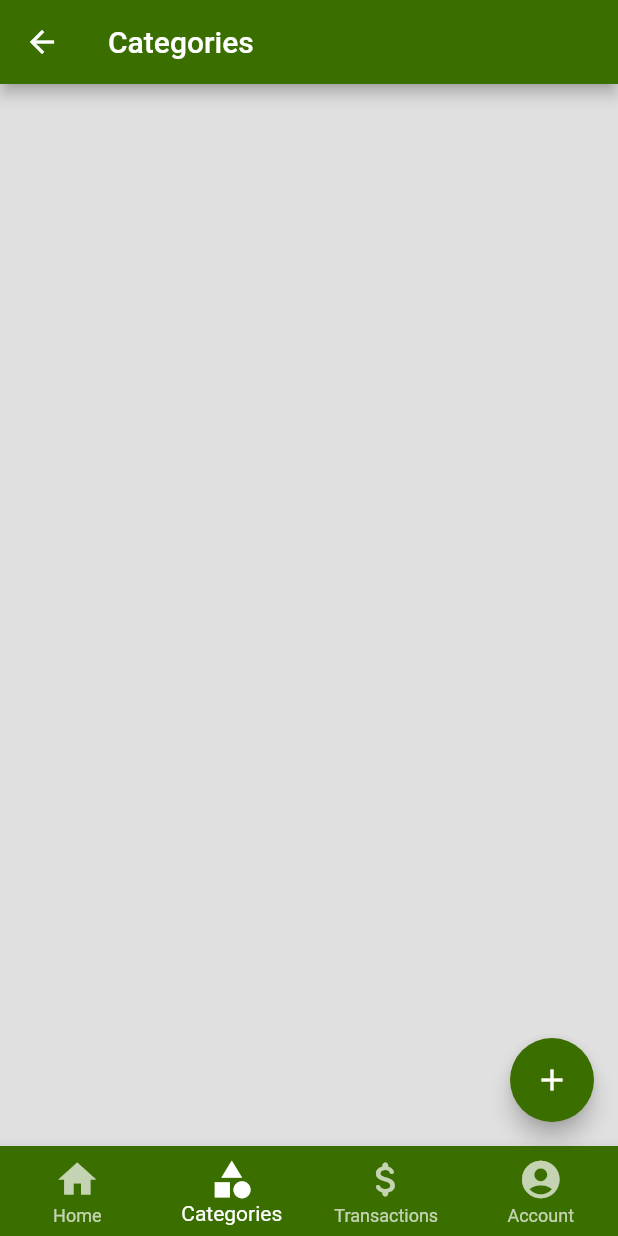
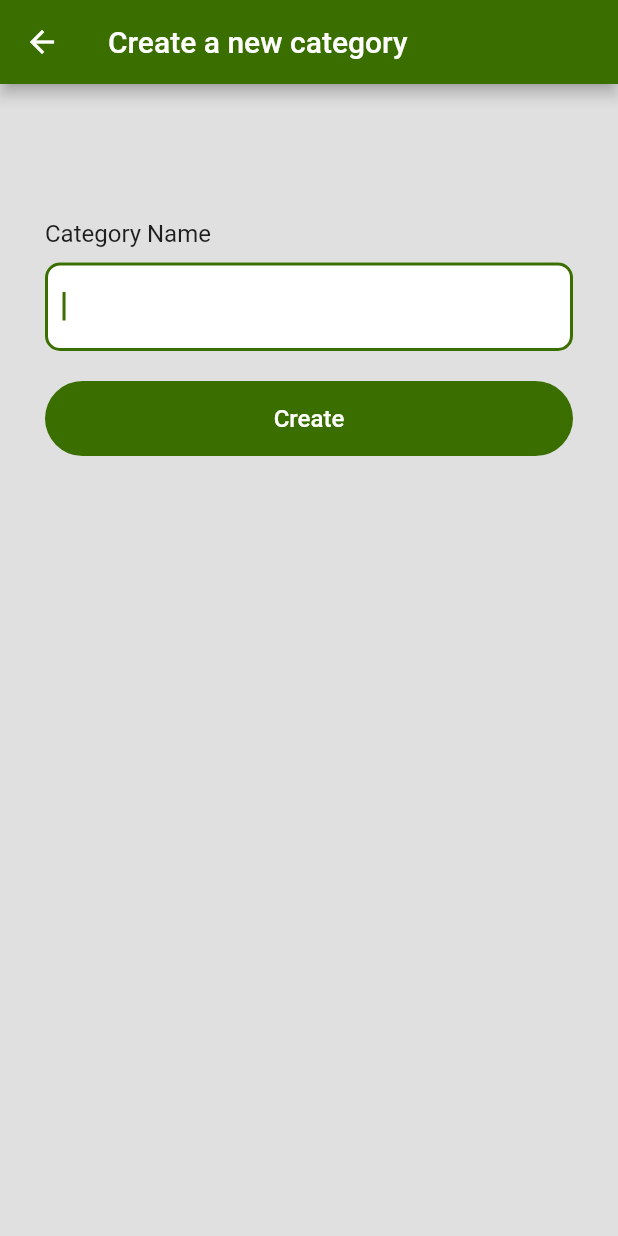
Before and after one commit to SimonZhao7/Cashbuddy-Mobile, a Flutter app: the Home screen opened by its route, item 2 of the bottom bar chosen, after a tap on the "add" icon, on a phone screen of 412 x 824 dp. Run offline on Flutter 3.47's test engine with Material 2 defaults, Android fonts, the phone set to English and light mode, and no system bars; our stand-ins replace cloud_firestore, firebase_auth, firebase_core, gap, google_sign_in; accounts and stored records are empty.

Commit message:
Create Category

```diff
--- a/lib/constants/routes.dart
+++ b/lib/constants/routes.dart
@@ -3,3 +3,4 @@ const registerRoute = '/register';
 const homeRoute = '/home';
 const setBudgetRoute = '/set-budget';
 const viewCategoriesRoute = '/categories/view';
+const createCategoriesRoute = '/categories/create';
--- a/lib/main.dart
+++ b/lib/main.dart
@@ -1,3 +1,4 @@
+import 'package:cashbuddy_mobile/views/create_category.dart';
 import 'package:cashbuddy_mobile/views/home.dart';
 import 'package:cashbuddy_mobile/views/register.dart';
 import 'package:cashbuddy_mobile/views/setup_budget.dart';
@@ -28,6 +29,7 @@ void main() async {
       homeRoute: (context) => const Home(),
       setBudgetRoute: (context) => const SetupBudget(),
       viewCategoriesRoute: (context) => const ViewCategories(),
+      createCategoriesRoute: (context) => const CreateCategory(),
     },
   ));
 }
--- /dev/null
+++ b/lib/views/create_category.dart
@@ -0,0 +1,73 @@
+import 'package:cashbuddy_mobile/constants/colors.dart';
+import 'package:cashbuddy_mobile/widgets/button.dart';
+import 'package:cashbuddy_mobile/widgets/input.dart';
+import 'package:cloud_firestore/cloud_firestore.dart';
+import 'package:firebase_auth/firebase_auth.dart';
+import 'package:flutter/material.dart';
+import 'package:gap/gap.dart';
+
+class CreateCategory extends StatefulWidget {
+  const CreateCategory({super.key});
+
+  @override
+  State<CreateCategory> createState() => _CreateCategoryState();
+}
+
+class _CreateCategoryState extends State<CreateCategory> {
+  late TextEditingController _category;
+
+  @override
+  void initState() {
+    _category = TextEditingController();
+    super.initState();
+  }
+
+  @override
+  void dispose() {
+    _category.dispose();
+    super.dispose();
+  }
+
+  @override
+  Widget build(BuildContext context) {
+    return Scaffold(
+      appBar: AppBar(
+        title: const Text('Create a new category'),
+      ),
+      backgroundColor: Colors.grey.shade300,
+      body: Container(
+        padding: const EdgeInsets.symmetric(horizontal: 30, vertical: 90),
+        child: Column(
+          crossAxisAlignment: CrossAxisAlignment.start,
+          children: [
+            const Text('Category Name', style: TextStyle(fontSize: 16)),
+            const Gap(10),
+            Input(
+              controller: _category,
+              autofocus: true,
+            ),
+            const Gap(20),
+            Button(
+              onPressed: () async {
+                final db = FirebaseFirestore.instance;
+                final user = FirebaseAuth.instance.currentUser!;
+                final navigator = Navigator.of(context);
+                final categoryName = _category.text;
+
+                await db.collection('categories').add({
+                  'title': categoryName,
+                  'user_id': user.uid,
+                });
+
+                navigator.pop();
+              },
+              label: 'Create',
+              backgroundColor: darkGreen,
+              textColor: white,
+            )
+          ],
+        ),
+      ),
+    );
+  }
+}
--- a/lib/views/home.dart
+++ b/lib/views/home.dart
@@ -1,3 +1,4 @@
+import 'package:cashbuddy_mobile/constants/routes.dart';
 import 'package:cashbuddy_mobile/views/view_categories.dart';
 import 'package:flutter/material.dart';
 // Constants
@@ -29,10 +30,14 @@ class _HomeState extends State<Home> {
     AccountSettings(),
   ];
 
-  static List<Widget?> floatingActionButtons = [
+  @override
+  Widget build(BuildContext context) {
+    final List<Widget?> floatingActionButtons = [
       null,
       FloatingActionButton(
-      onPressed: () {},
+        onPressed: () {
+          Navigator.of(context).pushNamed(createCategoriesRoute);
+        },
         backgroundColor: const Color(darkGreen),
         child: const Icon(Icons.add),
       ),
@@ -40,8 +45,6 @@ class _HomeState extends State<Home> {
       null
     ];
 
-  @override
-  Widget build(BuildContext context) {
     return Scaffold(
       backgroundColor: Colors.grey.shade300,
       appBar: AppBar(title: Text(titles[_routeIndex])),
--- a/lib/views/view_categories.dart
+++ b/lib/views/view_categories.dart
@@ -35,9 +35,9 @@ class _ViewCategoriesState extends State<ViewCategories> {
         switch (snapshot.connectionState) {
           case ConnectionState.active:
           case ConnectionState.done:
-            return ListView.builder(
+            return ListView.separated(
               padding: const EdgeInsets.all(20),
-              itemCount: snapshot.data?.size,
+              itemCount: snapshot.data!.size,
               itemBuilder: (context, index) {
                 return ListTile(
                   title: Text(snapshot.data?.docs[index].data()['title']),
@@ -64,6 +64,9 @@ class _ViewCategoriesState extends State<ViewCategories> {
                   ]),
                 );
               },
+              separatorBuilder: (context, index) {
+                return const Gap(20);
+              },
             );
           default:
             return const Center(
--- a/lib/widgets/input.dart
+++ b/lib/widgets/input.dart
@@ -10,6 +10,7 @@ class Input extends StatelessWidget {
   final double borderRadius;
   final double borderWidth;
   final bool password;
+  final bool autofocus;
   final TextInputType type;
 
   const Input({
@@ -23,12 +24,14 @@ class Input extends StatelessWidget {
     this.borderWidth = 2,
     this.password = false,
     this.type = TextInputType.text,
+    this.autofocus = false,
   });
 
   @override
   Widget build(BuildContext context) {
     return TextField(
       controller: controller,
+      autofocus: autofocus,
       cursorColor: Color(cursorColor),
       decoration: InputDecoration(
         hintText: label,
```
Lines whose indentation alone changed are shown as unchanged.
